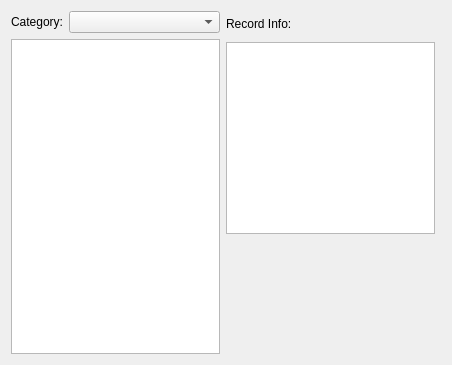
This is kpilot/kpilot/viewer_page_base.ui in chusopr/kdepim-ktimetracker-akonadi as Qt 5 draws it before an edit. The edited form follows.
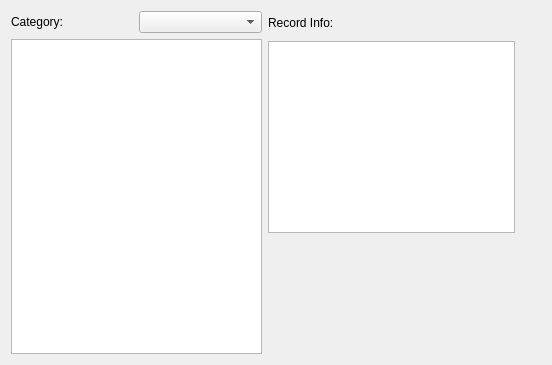
This is the edited form. Custom widgets are drawn as their Qt base class.

Commit message: Slightly different approach. No custom list model, but list widget items. We've checkboxes in our todolist again.

Patch:
```diff
--- a/kpilot/kpilot/viewer_page_base.ui
+++ b/kpilot/kpilot/viewer_page_base.ui
@@ -5,7 +5,7 @@
    <rect>
     <x>0</x>
     <y>0</y>
-    <width>452</width>
+    <width>552</width>
     <height>365</height>
    </rect>
   </property>
@@ -13,11 +13,9 @@
    <string>Form</string>
   </property>
   <layout class="QGridLayout" >
-   <item rowspan="3" row="0" column="0" >
-    <layout class="QVBoxLayout" >
-     <item>
-      <layout class="QHBoxLayout" >
-       <item>
+   <item rowspan="2" row="0" column="0" >
+    <layout class="QGridLayout" >
+     <item row="0" column="0" >
         <widget class="QLabel" name="fCategoryLabel" >
          <property name="text" >
           <string>Category:</string>
@@ -27,35 +25,22 @@
          </property>
         </widget>
        </item>
-       <item>
-        <widget class="KComboBox" name="fCategories" >
-         <property name="sizePolicy" >
-          <sizepolicy vsizetype="Fixed" hsizetype="Preferred" >
-           <horstretch>255</horstretch>
-           <verstretch>0</verstretch>
-          </sizepolicy>
-         </property>
-         <property name="maximumSize" >
-          <size>
-           <width>175</width>
-           <height>16777215</height>
-          </size>
-         </property>
-        </widget>
-       </item>
-      </layout>
-     </item>
-     <item>
-      <widget class="QListView" name="fRecordList" />
+     <item row="0" column="1" >
+      <widget class="KComboBox" name="fCategories" />
+     </item>
+     <item row="1" column="0" colspan="2" >
+      <widget class="QListWidget" name="fRecordList" />
      </item>
     </layout>
    </item>
    <item row="0" column="1" colspan="2" >
+    <layout class="QVBoxLayout" >
+     <item>
     <widget class="QLabel" name="fRecordInfoLabel" >
      <property name="minimumSize" >
       <size>
        <width>0</width>
-       <height>25</height>
+         <height>24</height>
       </size>
      </property>
      <property name="text" >
@@ -66,23 +51,32 @@
      </property>
     </widget>
    </item>
-   <item row="1" column="1" >
-    <widget class="KTextEdit" name="fRecordInfo" />
-   </item>
-   <item row="1" column="2" >
+     <item>
+      <widget class="KTextEdit" name="fRecordInfo" >
+       <property name="sizePolicy" >
+        <sizepolicy vsizetype="Expanding" hsizetype="Expanding" >
+         <horstretch>4</horstretch>
+         <verstretch>0</verstretch>
+        </sizepolicy>
+       </property>
+      </widget>
+     </item>
+    </layout>
+   </item>
+   <item row="0" column="3" >
     <spacer>
      <property name="orientation" >
       <enum>Qt::Horizontal</enum>
      </property>
      <property name="sizeHint" >
       <size>
-       <width>40</width>
+       <width>31</width>
        <height>20</height>
       </size>
      </property>
     </spacer>
    </item>
-   <item row="2" column="1" >
+   <item row="1" column="2" >
     <spacer>
      <property name="orientation" >
       <enum>Qt::Vertical</enum>
```
Lines whose indentation alone changed are shown as unchanged. The commit also changes 7 other files.
